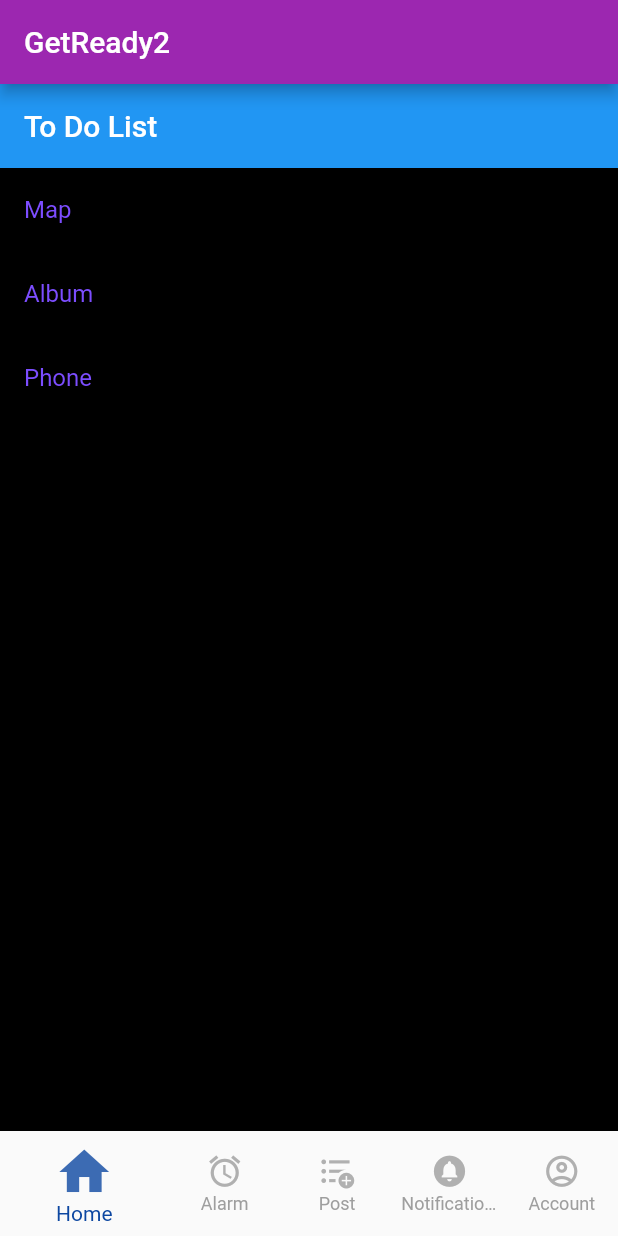
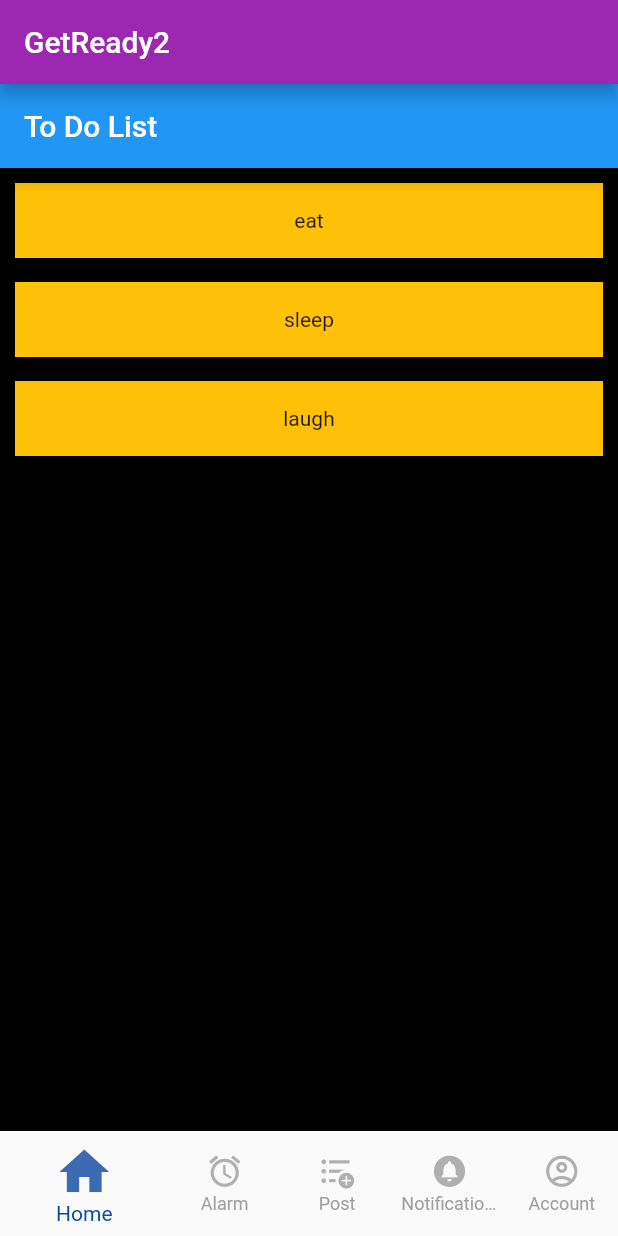
Before and after one commit to abhi-vachani/ToDoZzzz, a Flutter app: the screen it shows after launch, on a phone screen of 412 x 824 dp. Run offline on Flutter 3.47's test engine with Material 2 defaults, Android fonts, the phone set to English and light mode, and no system bars; missing offline and left inert: flutter_alarm_clock.

Commit message:
Have a working basic list that isn't based on user input

```diff
--- a/lib/screens/Home.dart
+++ b/lib/screens/Home.dart
@@ -7,6 +7,8 @@ class HomePage extends StatelessWidget {
   Widget build(BuildContext context) {
     // Simple To Do List: Need to add a way for user to input
     const title = 'To Do List';
+    var userToDo = ['eat', 'sleep', 'laugh'];
+
     return MaterialApp(
       debugShowCheckedModeBanner: false,
       title: title,
@@ -17,21 +19,19 @@ class HomePage extends StatelessWidget {
         appBar: AppBar(
           title: const Text(title),
         ),
-        body: ListView(
-          children: const <Widget>[
-            ListTile(
-              title:
-                  Text('Map', style: TextStyle(color: Colors.deepPurpleAccent)),
-            ),
-            ListTile(
-              title: Text('Album',
-                  style: TextStyle(color: Colors.deepPurpleAccent)),
-            ),
-            ListTile(
-              title: Text('Phone',
-                  style: TextStyle(color: Colors.deepPurpleAccent)),
-            ),
-          ],
+        body: ListView.separated(
+          separatorBuilder: (BuildContext context, int index) {
+            return Divider();
+          },
+          padding: const EdgeInsets.all(10),
+          itemCount: userToDo.length,
+          itemBuilder: (BuildContext context, int index) {
+            return Container(
+              height: 50,
+              color: Colors.amber,
+              child: Center(child: Text(userToDo[index])),
+            );
+          },
         ),
       ),
     );
```
